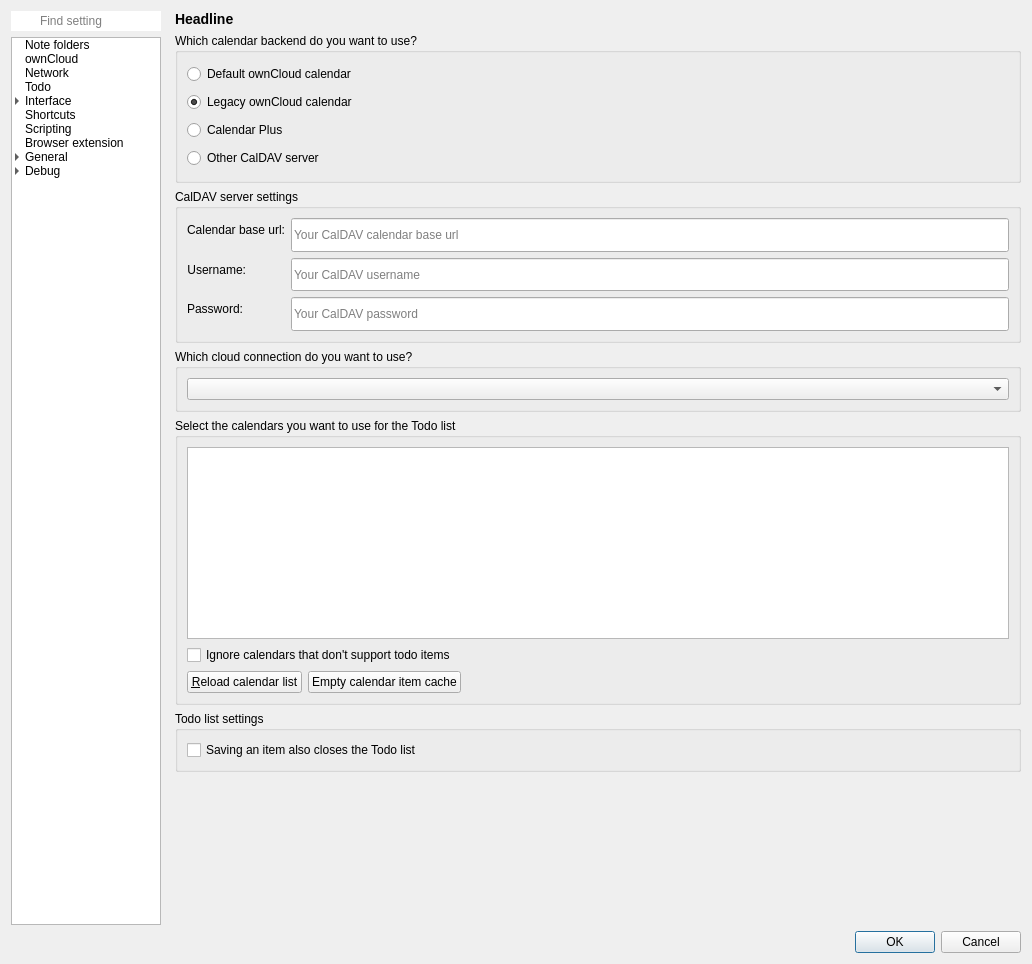
pbek/QOwnNotes, file src/dialogs/settingsdialog.ui: the form before one commit.
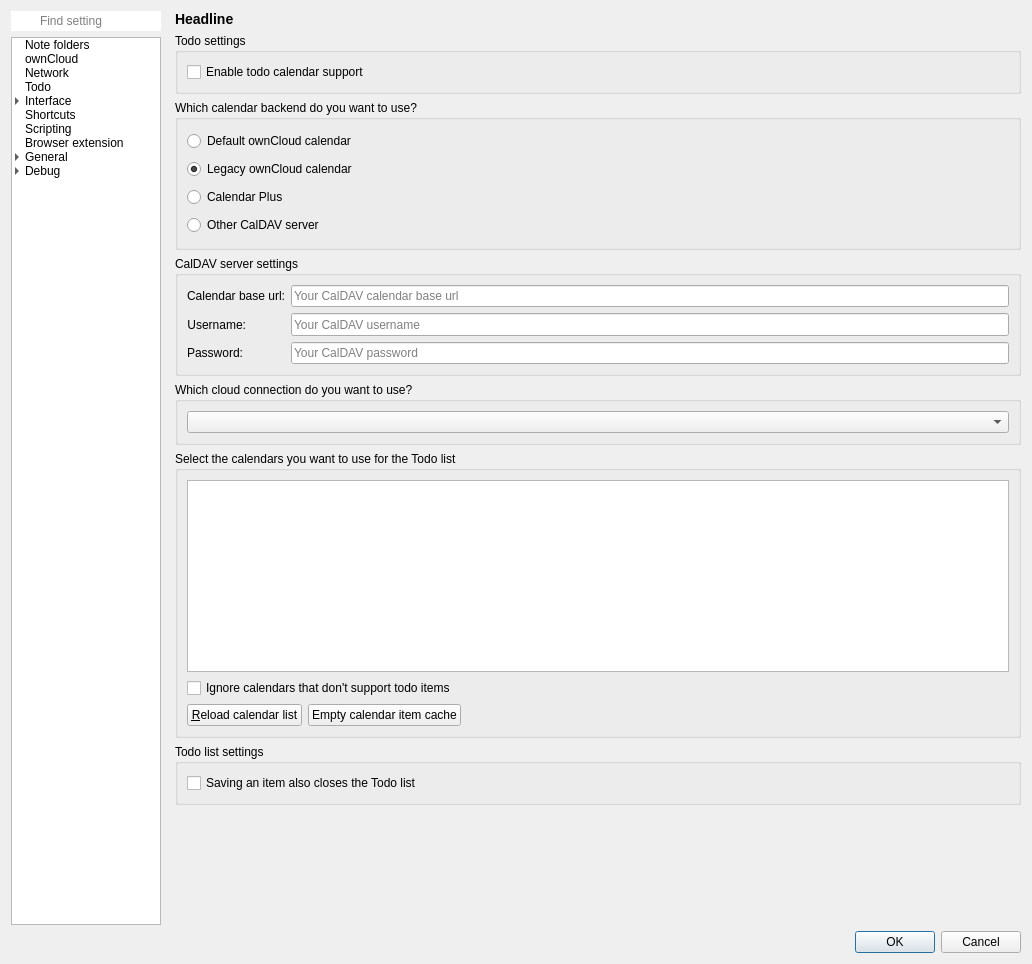
The form after the commit. The open tabs and pages were chosen to show the change. Icons and pictures are not drawn. Custom widgets are drawn as their Qt base class.

Commit message: Add setting to disable todo lists

```diff
--- a/src/dialogs/settingsdialog.ui
+++ b/src/dialogs/settingsdialog.ui
@@ -1717,6 +1717,22 @@
              <property name="bottomMargin">
               <number>0</number>
              </property>
+             <item>
+              <widget class="QGroupBox" name="groupBox_35">
+               <property name="title">
+                <string>Todo settings</string>
+               </property>
+               <layout class="QVBoxLayout" name="verticalLayout_28">
+                <item>
+                 <widget class="QCheckBox" name="todoCalendarSupportCheckBox">
+                  <property name="text">
+                   <string>Enable todo calendar support</string>
+                  </property>
+                 </widget>
+                </item>
+               </layout>
+              </widget>
+             </item>
              <item>
               <widget class="QGroupBox" name="calendarBackendGroupBox">
                <property name="minimumSize">
```
Left out of the diff: 44 changed lines with no effect on the pictures. The commit also changes 7 other files.
